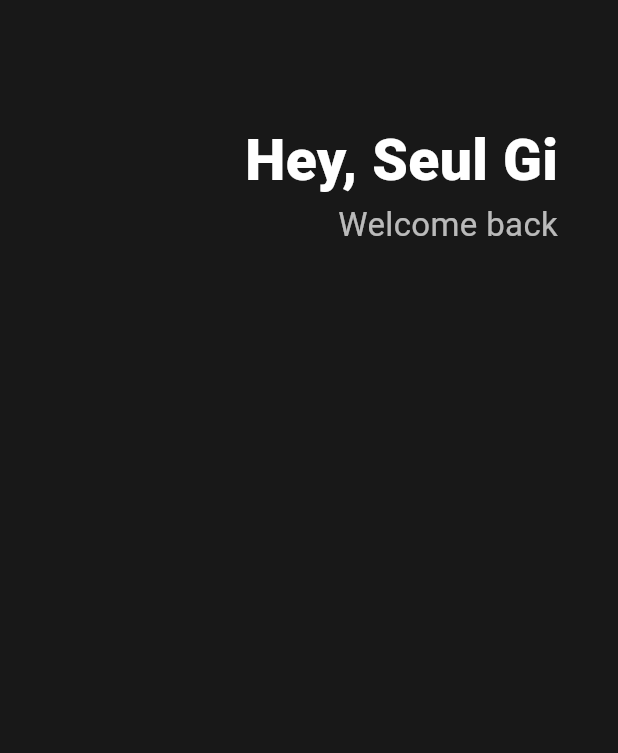
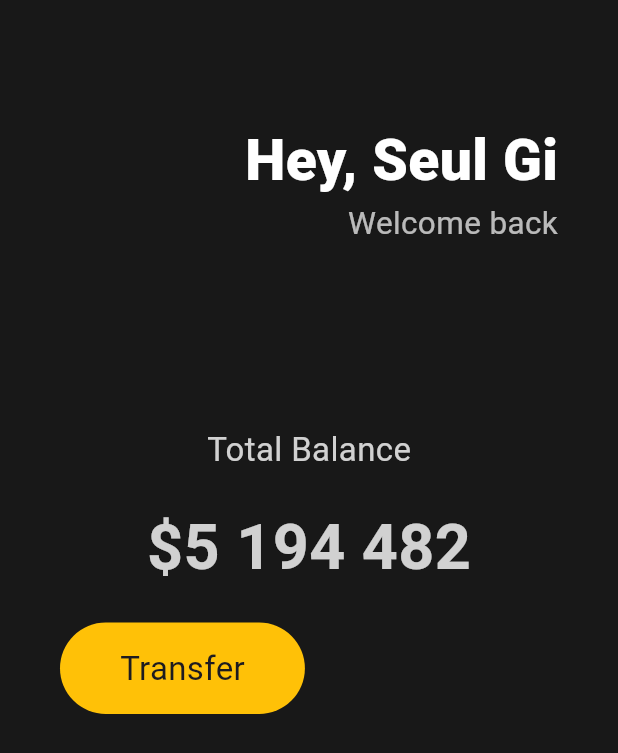
Before and after one commit to changhorang/toonflix, a Flutter app: the screen it shows after launch, on a phone screen of 412 x 824 dp. Shown: the top 753 px of the screen. Run offline on Flutter 3.47's test engine with Material 3 defaults, Android fonts, the phone set to English and light mode, and no system bars.

Commit message:
[Button Sections]

```diff
--- a/lib/main.dart
+++ b/lib/main.dart
@@ -14,26 +14,73 @@ class App extends StatelessWidget {
             body: Padding(
                 padding: EdgeInsets.symmetric(horizontal: 40),
                 child: Column(
-                  crossAxisAlignment: CrossAxisAlignment.end,
                   children: [
                     SizedBox(
                       height: 80,
                     ),
                     Row(
                       mainAxisAlignment: MainAxisAlignment.end,
+                      children: [
+                        Column(
+                          crossAxisAlignment: CrossAxisAlignment.end,
+                          children: [
+                            Text(
+                              'Hey, Seul Gi',
+                              style: TextStyle(
+                                  color: Colors.white,
+                                  fontSize: 38,
+                                  fontWeight: FontWeight.w800),
+                            ),
+                            Text(
+                              'Welcome back',
+                              style: TextStyle(
+                                  color: Colors.white.withOpacity(0.7),
+                                  fontSize: 21),
+                            ),
+                          ],
+                        )
+                      ],
+                    ),
+                    SizedBox(
+                      height: 120,
                     ),
                     Text(
-                      'Hey, Seul Gi',
+                      'Total Balance',
                       style: TextStyle(
-                          color: Colors.white,
-                          fontSize: 38,
-                          fontWeight: FontWeight.w800),
+                          color: Colors.white.withOpacity(0.8), fontSize: 22),
+                    ),
+                    SizedBox(
+                      height: 20,
                     ),
                     Text(
-                      'Welcome back',
+                      '\$5 194 482',
                       style: TextStyle(
-                          color: Colors.white.withOpacity(0.7), fontSize: 22),
+                          color: Colors.white.withOpacity(0.8),
+                          fontSize: 42,
+                          fontWeight: FontWeight.w600),
                     ),
+                    SizedBox(
+                      height: 20,
+                    ),
+                    Row(
+                      children: [
+                        Container(
+                          decoration: BoxDecoration(
+                              color: Colors.amber,
+                              borderRadius: BorderRadius.circular(45)),
+                          child: Padding(
+                            padding: EdgeInsets.symmetric(
+                              vertical: 15,
+                              horizontal: 40,
+                            ),
+                            child: Text(
+                              'Transfer',
+                              style: TextStyle(fontSize: 22),
+                            ),
+                          ),
+                        )
+                      ],
+                    )
                   ],
                 ))));
   }
```
